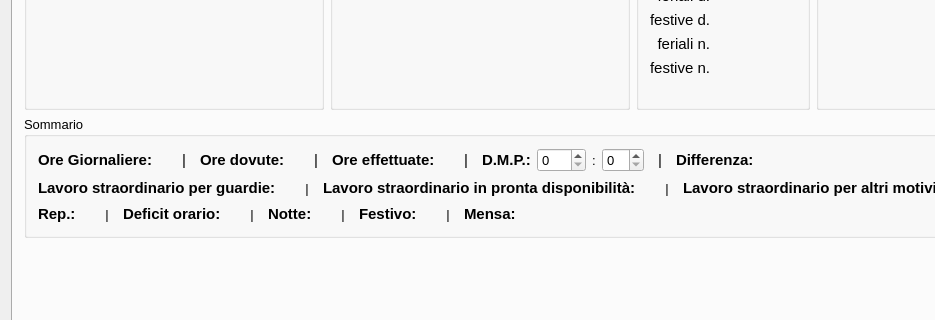
Qt form mainwindow.ui (gcala/GestioneCompetenzeMedici) before a commit; both pictures show x 0 to 935 and y 324 to 644 of the 1342 by 739 pixel window.
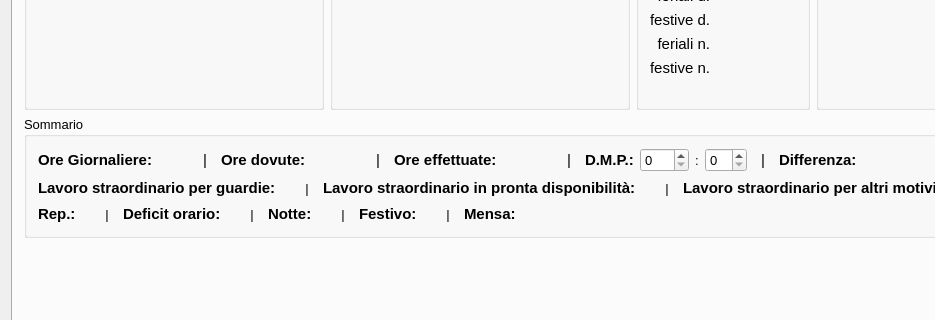
The same form after that commit. Icons and pictures are not drawn. Custom widgets are drawn as their Qt base class.

Commit message: ridotta mobilita delle etichette dell'orario

The edit to the form file:
```diff
--- a/mainwindow.ui
+++ b/mainwindow.ui
@@ -2695,6 +2695,12 @@
              </item>
              <item>
               <widget class="QLabel" name="orarioGiornalieroLabel">
+               <property name="minimumSize">
+                <size>
+                 <width>30</width>
+                 <height>0</height>
+                </size>
+               </property>
                <property name="font">
                 <font>
                  <pointsize>11</pointsize>
@@ -2742,6 +2748,12 @@
              </item>
              <item>
               <widget class="QLabel" name="oreDovuteLabel">
+               <property name="minimumSize">
+                <size>
+                 <width>50</width>
+                 <height>0</height>
+                </size>
+               </property>
                <property name="font">
                 <font>
                  <pointsize>11</pointsize>
@@ -2789,6 +2801,12 @@
              </item>
              <item>
               <widget class="QLabel" name="oreEffettuateLabel">
+               <property name="minimumSize">
+                <size>
+                 <width>50</width>
+                 <height>0</height>
+                </size>
+               </property>
                <property name="font">
                 <font>
                  <pointsize>11</pointsize>
```
